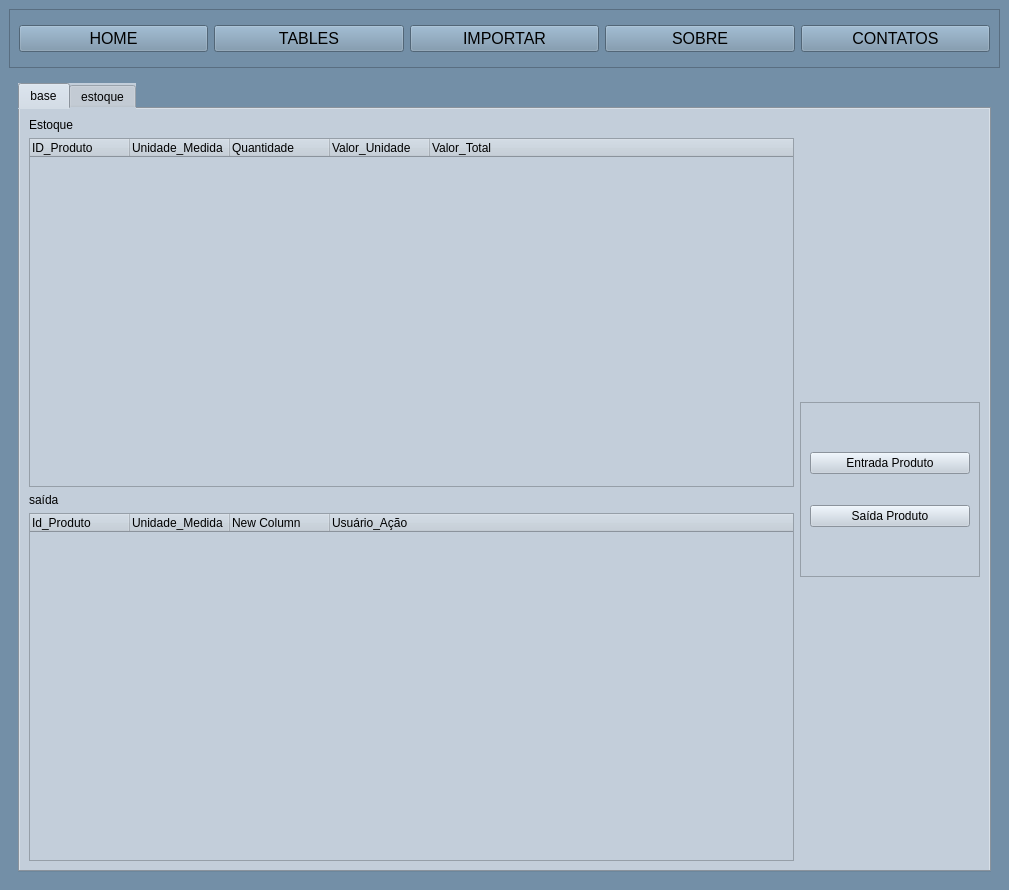
Before: the Qt Designer form mainScreen.ui in Necro-404/Erp, drawn with Qt 5.
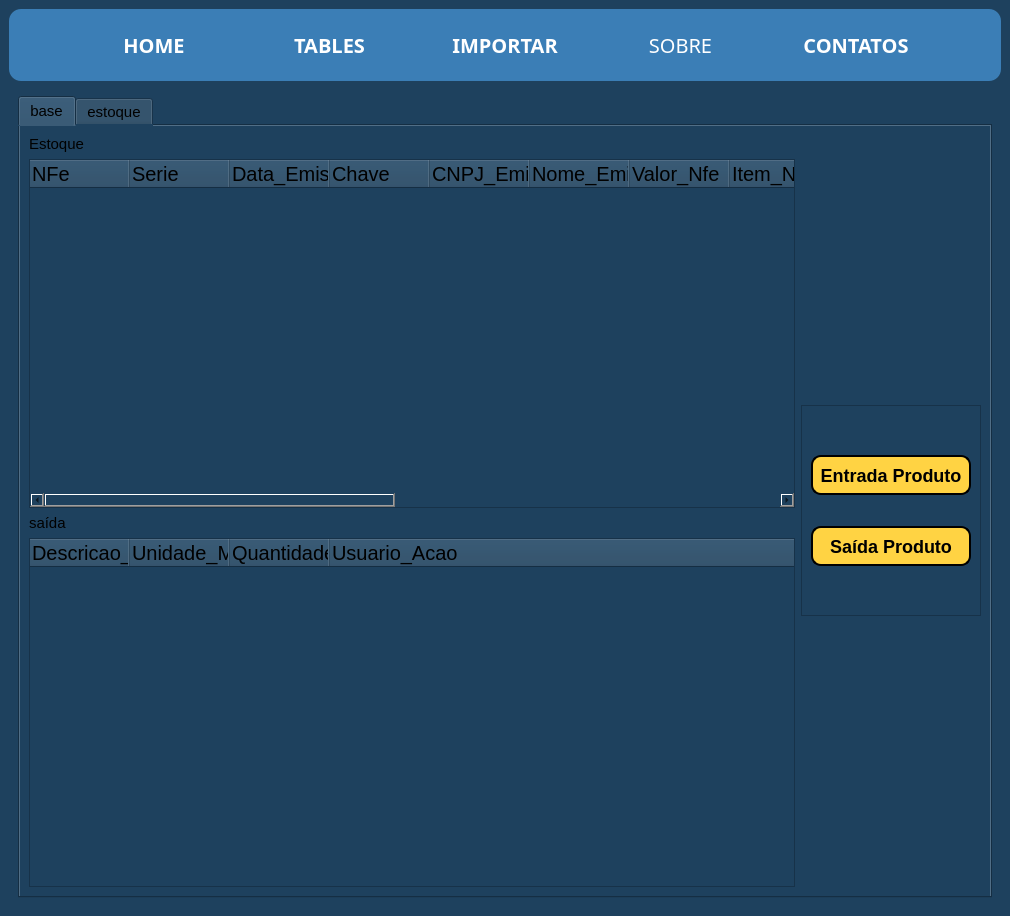
After: the same form once the commit is applied. The open tabs and pages were chosen to show the change. Icons and pictures are not drawn.

What changed in the file:
```diff
--- a/mainScreen.ui
+++ b/mainScreen.ui
@@ -6,20 +6,28 @@
    <rect>
     <x>0</x>
     <y>0</y>
-    <width>1009</width>
-    <height>890</height>
+    <width>1010</width>
+    <height>916</height>
    </rect>
   </property>
   <property name="windowTitle">
    <string>MainWindow</string>
   </property>
   <property name="styleSheet">
-   <string notr="true">background-color: rgb(115, 143, 167);</string>
+   <string notr="true">background-color:rgb(30, 65, 94);
+</string>
   </property>
   <widget class="QWidget" name="verticalLayout_11">
    <layout class="QVBoxLayout" name="verticalLayout">
     <item>
      <widget class="QFrame" name="frame">
+      <property name="autoFillBackground">
+       <bool>false</bool>
+      </property>
+      <property name="styleSheet">
+       <string notr="true">background-color: rgb(59, 126, 182);
+border-radius:12px;</string>
+      </property>
       <property name="frameShape">
        <enum>QFrame::StyledPanel</enum>
       </property>
@@ -27,19 +35,49 @@
        <enum>QFrame::Raised</enum>
       </property>
       <layout class="QHBoxLayout" name="horizontalLayout">
+       <property name="leftMargin">
+        <number>60</number>
+       </property>
        <property name="topMargin">
-        <number>15</number>
+        <number>1</number>
+       </property>
+       <property name="rightMargin">
+        <number>60</number>
        </property>
        <property name="bottomMargin">
-        <number>15</number>
+        <number>1</number>
        </property>
        <item>
         <widget class="QPushButton" name="btn_home">
+         <property name="minimumSize">
+          <size>
+           <width>0</width>
+           <height>70</height>
+          </size>
+         </property>
          <property name="font">
           <font>
-           <pointsize>12</pointsize>
+           <family>Source Sans Pro Semibold</family>
+           <pointsize>-1</pointsize>
+           <weight>75</weight>
+           <bold>true</bold>
           </font>
          </property>
+         <property name="cursor">
+          <cursorShape>PointingHandCursor</cursorShape>
+         </property>
+         <property name="styleSheet">
+          <string notr="true">QPushButton{
+	font-family: &quot;Source Sans Pro Semibold&quot;;
+    color: #fff;
+	font-size: 20px;
+	border-radius: 0px;
+}
+QPushButton:hover{
+	color: #fff;
+    background-color: #2d618c;
+}</string>
+         </property>
          <property name="text">
           <string>HOME</string>
          </property>
@@ -47,11 +85,35 @@
        </item>
        <item>
         <widget class="QPushButton" name="btn_tables">
+         <property name="minimumSize">
+          <size>
+           <width>0</width>
+           <height>70</height>
+          </size>
+         </property>
          <property name="font">
           <font>
-           <pointsize>12</pointsize>
+           <family>Source Sans Pro Semibold</family>
+           <pointsize>-1</pointsize>
+           <weight>75</weight>
+           <bold>true</bold>
           </font>
          </property>
+         <property name="cursor">
+          <cursorShape>PointingHandCursor</cursorShape>
+         </property>
+         <property name="styleSheet">
+          <string notr="true">QPushButton{
+	font-family: &quot;Source Sans Pro Semibold&quot;;
+    color: #fff;
+	font-size: 20px;
+	border-radius: 0px;
+}
+QPushButton:hover{
+	color: #fff;
+    background-color: #2d618c;
+}</string>
+         </property>
          <property name="text">
           <string>TABLES</string>
          </property>
@@ -59,11 +121,35 @@
        </item>
        <item>
         <widget class="QPushButton" name="btn_importar">
+         <property name="minimumSize">
+          <size>
+           <width>0</width>
+           <height>70</height>
+          </size>
+         </property>
          <property name="font">
           <font>
-           <pointsize>12</pointsize>
+           <family>Source Sans Pro Semibold</family>
+           <pointsize>-1</pointsize>
+           <weight>75</weight>
+           <bold>true</bold>
           </font>
          </property>
+         <property name="cursor">
+          <cursorShape>PointingHandCursor</cursorShape>
+         </property>
+         <property name="styleSheet">
+          <string notr="true">QPushButton{
+	font-family: &quot;Source Sans Pro Semibold&quot;;
+    color: #fff;
+	font-size: 20px;
+	border-radius: 0px;
+}
+QPushButton:hover{
+	color: #fff;
+    background-color: #2d618c;
+}</string>
+         </property>
          <property name="text">
           <string>IMPORTAR</string>
          </property>
@@ -71,23 +157,78 @@
        </item>
        <item>
         <widget class="QPushButton" name="btn_sobre">
+         <property name="minimumSize">
+          <size>
+           <width>0</width>
+           <height>70</height>
+          </size>
+         </property>
          <property name="font">
           <font>
-           <pointsize>12</pointsize>
+           <family>Source Sans Pro Semibold</family>
+           <pointsize>-1</pointsize>
+           <weight>50</weight>
+           <italic>false</italic>
+           <bold>false</bold>
           </font>
          </property>
+         <property name="cursor">
+          <cursorShape>PointingHandCursor</cursorShape>
+         </property>
+         <property name="styleSheet">
+          <string notr="true">QPushButton{
+	font-family: &quot;Source Sans Pro Semibold&quot;;
+    color: #fff;
+	font-size: 20px;
+	border-radius: 0px;
+}
+QPushButton:hover{
+	color: #fff;
+    background-color: #2d618c;
+}</string>
+         </property>
          <property name="text">
           <string>SOBRE</string>
          </property>
+         <property name="iconSize">
+          <size>
+           <width>16</width>
+           <height>16</height>
+          </size>
+         </property>
         </widget>
        </item>
        <item>
         <widget class="QPushButton" name="btn_contatos">
+         <property name="minimumSize">
+          <size>
+           <width>0</width>
+           <height>70</height>
+          </size>
+         </property>
          <property name="font">
           <font>
-           <pointsize>12</pointsize>
+           <family>Source Sans Pro Semibold</family>
+           <pointsize>-1</pointsize>
+           <weight>75</weight>
+           <bold>true</bold>
           </font>
          </property>
+         <property name="cursor">
+          <cursorShape>PointingHandCursor</cursorShape>
+         </property>
+         <property name="styleSheet">
+          <string notr="true">QPushButton{
+	font-family: &quot;Source Sans Pro Semibold&quot;;
+    color: #fff;
+	font-size: 20px;
+	border-radius: 0px;
+}
+QPushButton:hover{
+	color: #fff;
+    background-color: #2d618c;
+}</string>
+         </property>
          <property name="text">
           <string>CONTATOS</string>
          </property>
@@ -98,6 +239,9 @@
     </item>
     <item>
      <widget class="QStackedWidget" name="Pages">
+      <property name="styleSheet">
+       <string notr="true">background-color:rgb(30, 65, 94);</string>
+      </property>
       <property name="lineWidth">
        <number>1</number>
       </property>
@@ -215,7 +359,9 @@
         <item>
          <widget class="QTabWidget" name="tabWidget">
           <property name="styleSheet">
-           <string notr="true">background-color: rgb(195, 206, 218);</string>
+           <string notr="true">background-color:rgb(30, 65, 94);
+Color: rgb(0, 0, 0);
+font-size: 15px;</string>
           </property>
           <property name="currentIndex">
            <number>0</number>
@@ -242,14 +388,53 @@
                     </item>
                     <item>
                      <widget class="QTreeWidget" name="tw_estoque">
+                      <property name="styleSheet">
+                       <string notr="true">Color: rgb(0, 0, 0);
+font-size: 20px;</string>
+                      </property>
                       <column>
                        <property name="text">
-                        <string>ID_Produto</string>
+                        <string>NFe</string>
                        </property>
                       </column>
                       <column>
                        <property name="text">
-                        <string>Unidade_Medida</string>
+                        <string>Serie</string>
+                       </property>
+                      </column>
+                      <column>
+                       <property name="text">
+                        <string>Data_Emissao</string>
+                       </property>
+                      </column>
+                      <column>
+                       <property name="text">
+                        <string>Chave</string>
+                       </property>
+                      </column>
+                      <column>
+                       <property name="text">
+                        <string>CNPJ_Emitente</string>
+                       </property>
+                      </column>
+                      <column>
+                       <property name="text">
+                        <string>Nome_Emitente</string>
+                       </property>
+                      </column>
+                      <column>
+                       <property name="text">
+                        <string>Valor_Nfe</string>
+                       </property>
+                      </column>
+                      <column>
+                       <property name="text">
+                        <string>Item_Nota</string>
+                       </property>
+                      </column>
+                      <column>
+                       <property name="text">
+                        <string>Codigo</string>
                        </property>
                       </column>
                       <column>
@@ -259,12 +444,32 @@
                       </column>
                       <column>
                        <property name="text">
-                        <string>Valor_Unidade</string>
+                        <string>Descricao</string>
                        </property>
                       </column>
                       <column>
                        <property name="text">
-                        <string>Valor_Total</string>
+                        <string>Unidade_Medida</string>
+                       </property>
+                      </column>
+                      <column>
+                       <property name="text">
+                        <string>Valor_Produto</string>
+                       </property>
+                      </column>
+                      <column>
+                       <property name="text">
+                        <string>Data_Importacao</string>
+                       </property>
+                      </column>
+                      <column>
+                       <property name="text">
+                        <string>Usuario</string>
+                       </property>
+                      </column>
+                      <column>
+                       <property name="text">
+                        <string>Data_Saida</string>
                        </property>
                       </column>
                      </widget>
@@ -282,9 +487,13 @@
                     </item>
                     <item>
                      <widget class="QTreeWidget" name="tw_saida">
+                      <property name="styleSheet">
+                       <string notr="true">Color: rgb(0, 0, 0);
+font-size: 20px;</string>
+                      </property>
                       <column>
                        <property name="text">
-                        <string>Id_Produto</string>
+                        <string>Descricao_Produto</string>
                        </property>
                       </column>
                       <column>
@@ -294,12 +503,12 @@
                       </column>
                       <column>
                        <property name="text">
-                        <string>New Column</string>
+                        <string>Quantidade_Produto</string>
                        </property>
                       </column>
                       <column>
                        <property name="text">
-                        <string>Usuário_Ação</string>
+                        <string>Usuario_Acao</string>
                        </property>
                       </column>
                      </widget>
@@ -364,6 +573,31 @@
                  </item>
                  <item>
                   <widget class="QPushButton" name="btn_entrada">
+                   <property name="minimumSize">
+                    <size>
+                     <width>0</width>
+                     <height>40</height>
+                    </size>
+                   </property>
+                   <property name="cursor">
+                    <cursorShape>PointingHandCursor</cursorShape>
+                   </property>
+                   <property name="styleSheet">
+                    <string notr="true">QPushButton{
+	background-color: #FFd343;
+	font-weight: 800;
+	font-size: 18px;
+	text-align: center;
+	border: 2px solid #000000;
+	border-radius: 10px;
+	font-family: &quot;Source Sans Pro Semibold&quot;;
+	color: rgb(0, 0, 0);
+}
+QPushButton:hover{
+	background-color: rgb(255, 233, 160);
+	color: rgb(0, 0, 0);
+}</string>
+                   </property>
                    <property name="text">
                     <string>Entrada Produto</string>
                    </property>
@@ -371,6 +605,31 @@
                  </item>
                  <item>
                   <widget class="QPushButton" name="btn_saida">
+                   <property name="minimumSize">
+                    <size>
+                     <width>0</width>
+                     <height>40</height>
+                    </size>
+                   </property>
+                   <property name="cursor">
+                    <cursorShape>PointingHandCursor</cursorShape>
+                   </property>
+                   <property name="styleSheet">
+                    <string notr="true">QPushButton{
+	background-color: #FFd343;
+	font-weight: 800;
+	font-size: 18px;
+	text-align: center;
+	border: 2px solid #000000;
+	border-radius: 10px;
+	font-family: &quot;Source Sans Pro Semibold&quot;;
+	color: rgb(0, 0, 0);
+}
+QPushButton:hover{
+	background-color: rgb(255, 233, 160);
+	color: rgb(0, 0, 0);
+}</string>
+                   </property>
                    <property name="text">
                     <string>Saída Produto</string>
                    </property>
```
Left out of the diff: 568 changed lines with no effect on the pictures.
